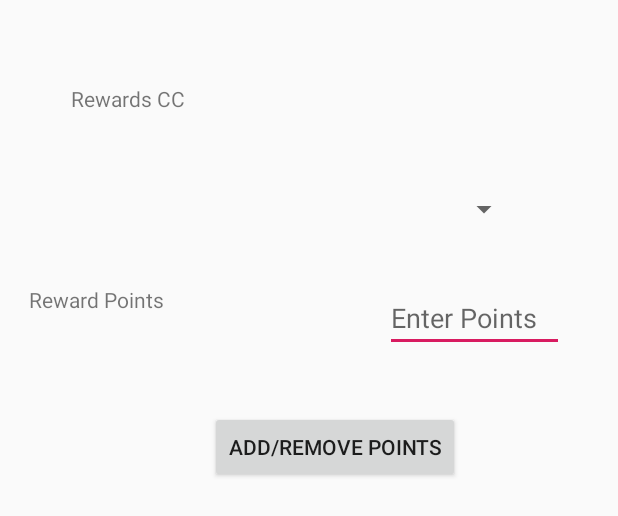
After one commit to JakeMuhlestein/Team7Project, an Android app: the layout activity_ccpoints.xml on its own in the app's theme, with its tools: preview values and no code run, on a phone screen of 412 x 824 dp. The commit adds this screen. Shown: the top 516 px of the screen. Run offline under Robolectric (Android 15) with nearby library versions, the phone set to English and light mode, and no system bars.

Commit message:
Added Add/Remove Points

```diff
--- /dev/null
+++ b/app/src/main/java/edu/byui/myapplication/view/CCPoints.java
@@ -0,0 +1,26 @@
+package edu.byui.myapplication.view;
+
+import androidx.appcompat.app.AppCompatActivity;
+
+import android.os.Bundle;
+import android.widget.ArrayAdapter;
+import android.widget.Spinner;
+
+import edu.byui.myapplication.R;
+
+public class CCPoints extends AppCompatActivity {
+
+    @Override
+    protected void onCreate(Bundle savedInstanceState) {
+        super.onCreate(savedInstanceState);
+        setContentView(R.layout.activity_ccpoints);
+
+        Spinner mySpinner = (Spinner) findViewById(R.id.spinner1);
+
+        ArrayAdapter<String> myAdapter = new ArrayAdapter<String>(CCPoints.this,
+                android.R.layout.simple_list_item_1, getResources().getStringArray(R.array.rewardsCC));
+
+        myAdapter.setDropDownViewResource(android.R.layout.simple_spinner_dropdown_item);
+        mySpinner.setAdapter(myAdapter);
+    }
+}
--- /dev/null
+++ b/app/src/main/res/layout/activity_ccpoints.xml
@@ -0,0 +1,78 @@
+<?xml version="1.0" encoding="utf-8"?>
+<RelativeLayout xmlns:android="http://schemas.android.com/apk/res/android"
+    xmlns:app="http://schemas.android.com/apk/res-auto"
+    xmlns:tools="http://schemas.android.com/tools"
+    android:layout_width="match_parent"
+    android:layout_height="match_parent"
+    tools:context=".view.CCPoints" >
+
+    <TextView
+        android:id="@+id/textView2"
+        android:layout_width="283dp"
+        android:layout_height="37dp"
+        android:layout_alignParentStart="true"
+        android:layout_alignParentLeft="true"
+        android:layout_alignParentTop="true"
+        android:layout_marginStart="47dp"
+        android:layout_marginLeft="47dp"
+        android:layout_marginTop="56dp"
+        android:text="@string/rewardsCC" />
+
+    <Spinner
+        android:id="@+id/spinner1"
+        android:layout_width="wrap_content"
+        android:layout_height="wrap_content"
+        android:layout_alignParentStart="true"
+        android:layout_alignParentLeft="true"
+        android:layout_alignParentTop="true"
+        android:layout_alignParentEnd="true"
+        android:layout_alignParentRight="true"
+        android:layout_marginStart="21dp"
+        android:layout_marginLeft="21dp"
+        android:layout_marginTop="127dp"
+        android:layout_marginEnd="65dp"
+        android:layout_marginRight="65dp" />
+
+    <Button
+        android:id="@+id/button2"
+        android:layout_width="wrap_content"
+        android:layout_height="wrap_content"
+        android:layout_alignParentStart="true"
+        android:layout_alignParentLeft="true"
+        android:layout_alignParentTop="true"
+        android:layout_marginStart="140dp"
+        android:layout_marginLeft="140dp"
+        android:layout_marginTop="274dp"
+        android:text="@string/addRemove" />
+
+    <EditText
+        android:id="@+id/editText2"
+        android:layout_width="119dp"
+        android:layout_height="wrap_content"
+        android:layout_alignParentTop="true"
+        android:layout_alignParentEnd="true"
+        android:layout_alignParentRight="true"
+        android:layout_marginTop="189dp"
+        android:layout_marginEnd="36dp"
+        android:layout_marginRight="36dp"
+        android:ems="10"
+        android:hint="@string/points"
+        android:inputType="number" />
+
+    <TextView
+        android:id="@+id/textView8"
+        android:layout_width="wrap_content"
+        android:layout_height="40dp"
+        android:layout_alignParentStart="true"
+        android:layout_alignParentLeft="true"
+        android:layout_alignParentTop="true"
+        android:layout_marginStart="19dp"
+        android:layout_marginLeft="19dp"
+        android:layout_marginTop="190dp"
+        android:layout_marginEnd="14dp"
+        android:layout_marginRight="14dp"
+        android:layout_toStartOf="@+id/editText2"
+        android:layout_toLeftOf="@+id/editText2"
+        android:text="@string/rewardsPoints" />
+
+</RelativeLayout>
--- /dev/null
+++ b/app/src/main/res/values/dimens.xml
@@ -0,0 +1,3 @@
+<resources>
+    <dimen name="fab_margin">16dp</dimen>
+</resources>
--- a/app/src/main/res/values/strings.xml
+++ b/app/src/main/res/values/strings.xml
@@ -11,4 +11,14 @@
     <string name="transaction_payMethod">Payment Method</string>
     <string name="transaction_amount">Amount</string>
     <string name="transaction_coments">Coments</string>
+
+    <string-array name="rewardsCC">
+        <item>Mastercard</item>
+        <item>visa</item>
+        <item>Discover</item>
+    </string-array>
+    <string name="rewardsCC">Rewards CC</string>
+    <string name="rewardsPoints">Reward Points</string>
+    <string name="points">Enter Points</string>
+    <string name="addRemove">Add/Remove Points</string>
 </resources>
```
